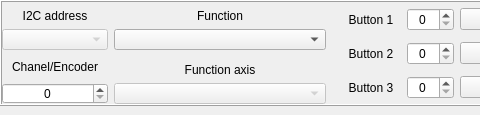
Qt form Software/configurator/src/widgets/axes/axesextended.ui (genbean/UH1-Collective) before a commit; both pictures show x 0 to 480 and y 0 to 115 of the 1068 by 115 pixel window.
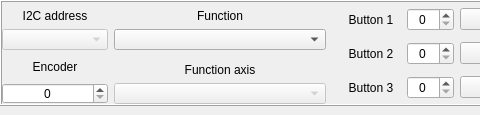
The same form after that commit. Custom widgets are drawn as their Qt base class.

What changed in the file:
```diff
--- a/Software/configurator/src/widgets/axes/axesextended.ui
+++ b/Software/configurator/src/widgets/axes/axesextended.ui
@@ -65,7 +65,7 @@
       <item row="2" column="0">
        <widget class="QLabel" name="text_chanelEncoder">
         <property name="text">
-         <string>Chanel/Encoder</string>
+         <string>Encoder</string>
         </property>
         <property name="alignment">
          <set>Qt::AlignCenter</set>
```
